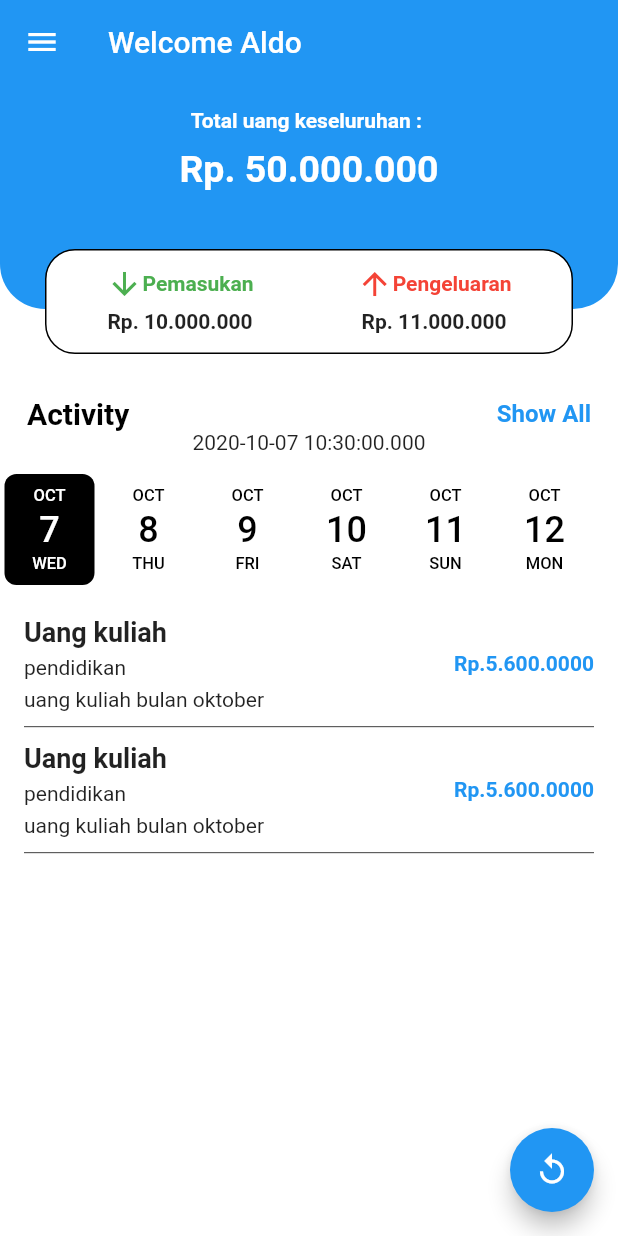
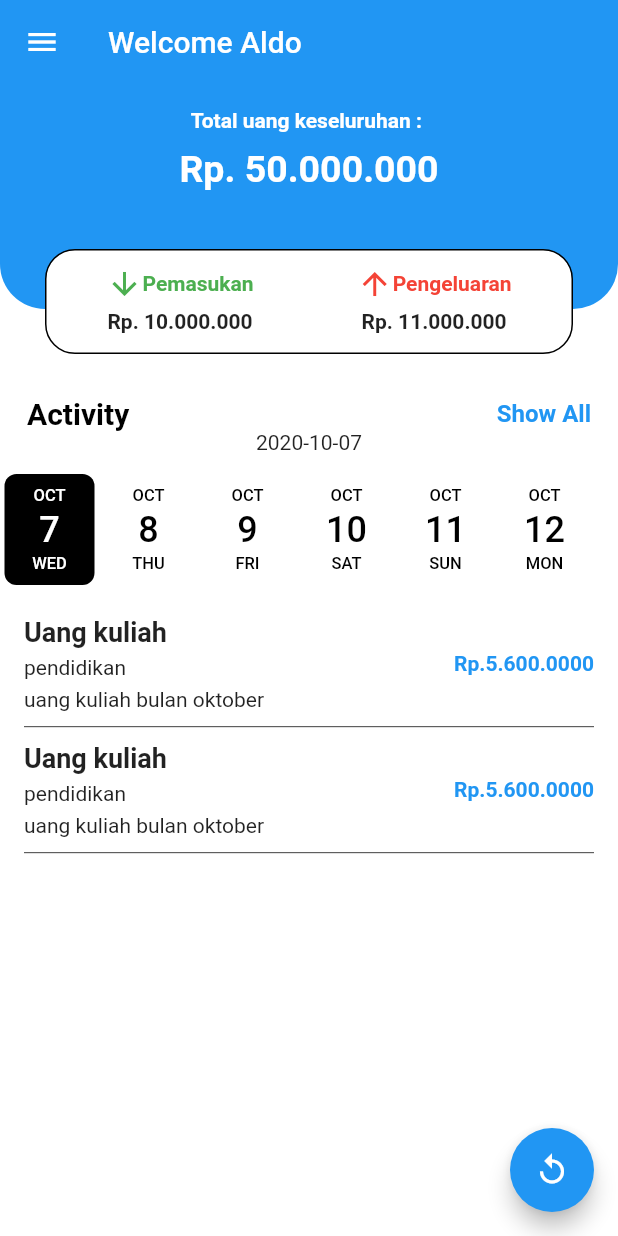
Before and after one commit to AldoReghan/nabungskuy, a Flutter app: the screen it shows after launch, on a phone screen of 412 x 824 dp. Run offline on Flutter 3.47's test engine with Material 2 defaults, Android fonts, the phone set to English and light mode, and no system bars; drawn by our look-alikes of date_picker_timeline.

```diff
--- a/lib/page/home.dart
+++ b/lib/page/home.dart
@@ -1,5 +1,6 @@
 import 'package:flutter/material.dart';
 import 'package:date_picker_timeline/date_picker_timeline.dart';
+import 'package:intl/intl.dart';
 
 class MyApp extends StatelessWidget {
   @override
@@ -18,6 +19,8 @@ class HomePage extends StatefulWidget {
 class _HomePageState extends State<HomePage> {
   DatePickerController _controller = DatePickerController();
   DateTime _selectedValue = DateTime.now();
+
+  var myFormat = DateFormat('yyyy-MM-dd');
 
   @override
   Widget build(BuildContext context) {
@@ -187,7 +190,7 @@ class _HomePageState extends State<HomePage> {
                 ),
               ),
             ),
-            Text(_selectedValue.toString()),
+            Text('${myFormat.format(_selectedValue)}'),
             Padding(
               padding: const EdgeInsets.only(top: 10.0, bottom: 8),
               child: Container(
--- a/pubspec.yaml
+++ b/pubspec.yaml
@@ -29,6 +29,7 @@ dependencies:
   # Use with the CupertinoIcons class for iOS style icons.
   cupertino_icons: ^0.1.3
   date_picker_timeline: ^1.2.1
+  date_format: ^1.0.9
 
 dev_dependencies:
   flutter_test:
```
Also changed, not shown: pubspec.lock.
